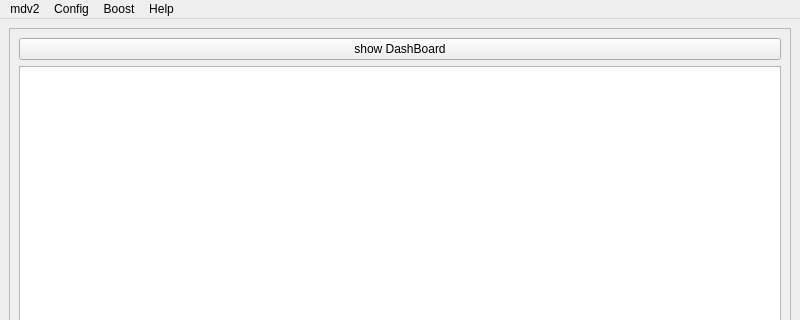
Qt form src/mobile/AndroidMainWindow.ui (digifant/multidisplay-app) before a commit; both pictures show x 0 to 800 and y 0 to 320 of the 800 by 600 pixel window.
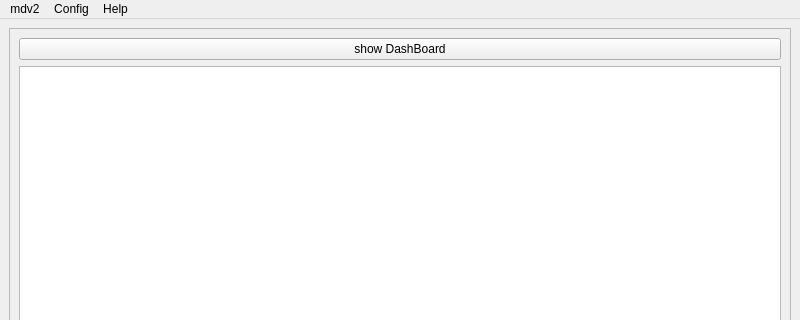
The same form after that commit.

The edit to the form file:
```diff
--- a/src/mobile/AndroidMainWindow.ui
+++ b/src/mobile/AndroidMainWindow.ui
@@ -55,7 +55,7 @@
      <x>0</x>
      <y>0</y>
      <width>800</width>
-     <height>19</height>
+     <height>18</height>
     </rect>
    </property>
    <widget class="QMenu" name="menuConfig">
@@ -66,12 +66,6 @@
     <addaction name="actionSettings"/>
     <addaction name="actionGearbox_settings"/>
    </widget>
-   <widget class="QMenu" name="menuTop2">
-    <property name="title">
-     <string>Boost</string>
-    </property>
-    <addaction name="actionV2_N75_Settings"/>
-   </widget>
    <widget class="QMenu" name="menuAbout">
     <property name="title">
      <string>Help</string>
@@ -87,7 +81,6 @@
    </widget>
    <addaction name="menuData"/>
    <addaction name="menuConfig"/>
-   <addaction name="menuTop2"/>
    <addaction name="menuAbout"/>
   </widget>
   <widget class="QStatusBar" name="statusbar"/>
```
Left out of the diff: 1 changed line with no effect on the pictures.
